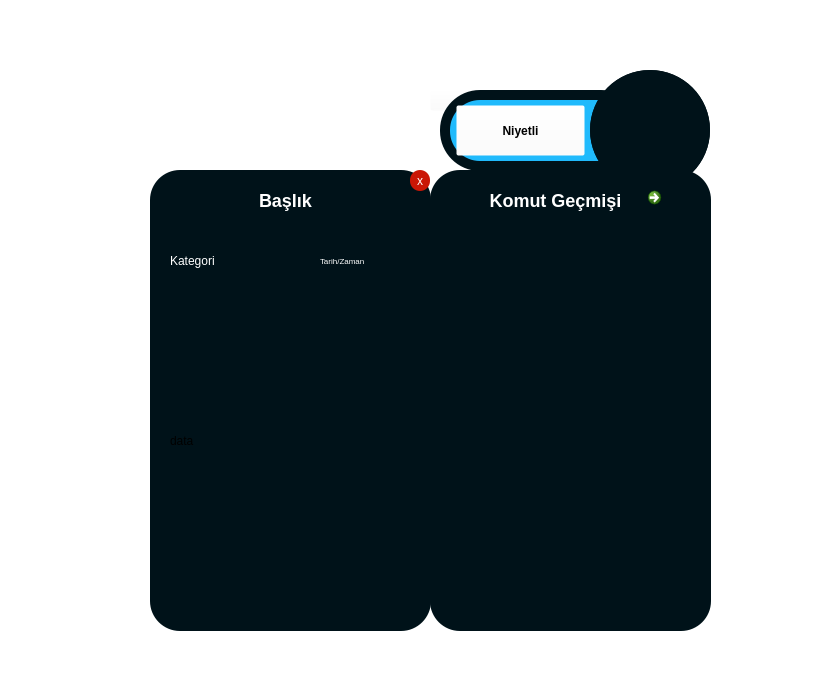
First picture: the form in Niyetli.ui, repository mehmetemrepolat/Niyetli, before the edit.
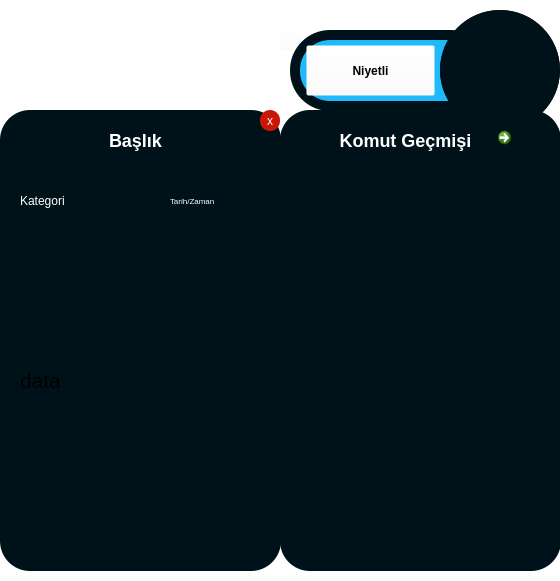
Second picture: the form after the edit.

Commit message: UI Geliştirmeleri - Bug Fixes

What changed in the file:
```diff
--- a/Niyetli.ui
+++ b/Niyetli.ui
@@ -6,8 +6,8 @@
    <rect>
     <x>0</x>
     <y>0</y>
-    <width>839</width>
-    <height>681</height>
+    <width>560</width>
+    <height>581</height>
    </rect>
   </property>
   <property name="windowTitle">
@@ -23,8 +23,8 @@
    <widget class="QFrame" name="frame_29">
     <property name="geometry">
      <rect>
-      <x>590</x>
-      <y>70</y>
+      <x>440</x>
+      <y>10</y>
       <width>120</width>
       <height>120</height>
      </rect>
@@ -85,8 +85,8 @@
    <widget class="QFrame" name="container_7">
     <property name="geometry">
      <rect>
-      <x>440</x>
-      <y>90</y>
+      <x>290</x>
+      <y>30</y>
       <width>201</width>
       <height>81</height>
      </rect>
@@ -176,8 +176,8 @@
     </property>
     <property name="geometry">
      <rect>
-      <x>430</x>
-      <y>170</y>
+      <x>280</x>
+      <y>110</y>
       <width>281</width>
       <height>461</height>
      </rect>
@@ -277,8 +277,8 @@
    <widget class="QFrame" name="frame_32">
     <property name="geometry">
      <rect>
-      <x>430</x>
-      <y>80</y>
+      <x>280</x>
+      <y>20</y>
       <width>51</width>
       <height>51</height>
      </rect>
@@ -324,8 +324,8 @@
     </property>
     <property name="geometry">
      <rect>
-      <x>150</x>
-      <y>170</y>
+      <x>0</x>
+      <y>110</y>
       <width>281</width>
       <height>461</height>
      </rect>
@@ -354,6 +354,12 @@
      <layout class="QVBoxLayout" name="verticalLayout_6">
       <item>
        <widget class="QLabel" name="data_input">
+        <property name="font">
+         <font>
+          <family>Arial</family>
+          <pointsize>16</pointsize>
+         </font>
+        </property>
         <property name="text">
          <string>data</string>
         </property>
```
The commit also changes 1 other file.
